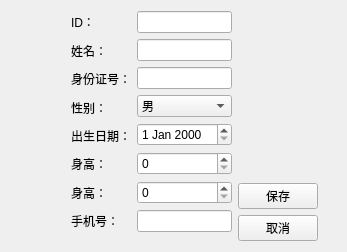
Old version of the form practice3/HospitalUserSystem/patienteditview.ui in the repository xxhfln/QTCourse.
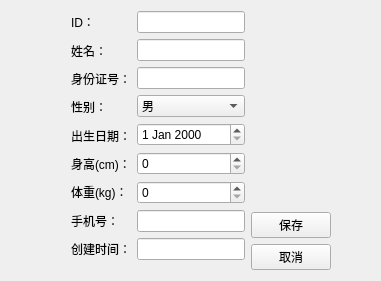
New version of the form.

The edit to the form file:
```diff
--- a/practice3/HospitalUserSystem/patienteditview.ui
+++ b/practice3/HospitalUserSystem/patienteditview.ui
@@ -6,8 +6,8 @@
    <rect>
     <x>0</x>
     <y>0</y>
-    <width>347</width>
-    <height>252</height>
+    <width>381</width>
+    <height>281</height>
    </rect>
   </property>
   <property name="windowTitle">
@@ -72,14 +72,14 @@
        <item>
         <widget class="QLabel" name="label_6">
          <property name="text">
-          <string>身高：</string>
+          <string>身高(cm)：</string>
          </property>
         </widget>
        </item>
        <item>
         <widget class="QLabel" name="label_7">
          <property name="text">
-          <string>身高：</string>
+          <string>体重(kg)：</string>
          </property>
         </widget>
        </item>
@@ -90,6 +90,13 @@
          </property>
         </widget>
        </item>
+       <item>
+        <widget class="QLabel" name="label_9">
+         <property name="text">
+          <string>创建时间：</string>
+         </property>
+        </widget>
+       </item>
       </layout>
      </item>
      <item row="0" column="1">
@@ -125,13 +132,31 @@
         <widget class="QDateEdit" name="dateEdit"/>
        </item>
        <item>
-        <widget class="QSpinBox" name="spinBox"/>
+        <widget class="QSpinBox" name="height_spin">
+         <property name="maximum">
+          <number>999</number>
+         </property>
+        </widget>
        </item>
        <item>
-        <widget class="QSpinBox" name="spinBox_2"/>
+        <widget class="QSpinBox" name="weight_spin">
+         <property name="maximum">
+          <number>999</number>
+         </property>
+         <property name="singleStep">
+          <number>1</number>
+         </property>
+        </widget>
        </item>
        <item>
-        <widget class="QLineEdit" name="lineEdit_4">
+        <widget class="QLineEdit" name="phone_edit">
+         <property name="text">
+          <string/>
+         </property>
+        </widget>
+       </item>
+       <item>
+        <widget class="QLineEdit" name="create_date">
          <property name="text">
           <string/>
          </property>
@@ -179,7 +204,7 @@
      </property>
      <property name="sizeHint" stdset="0">
       <size>
-       <width>40</width>
+       <width>28</width>
        <height>20</height>
       </size>
      </property>
```
Left out of the diff: 10 changed lines with no effect on the pictures.
